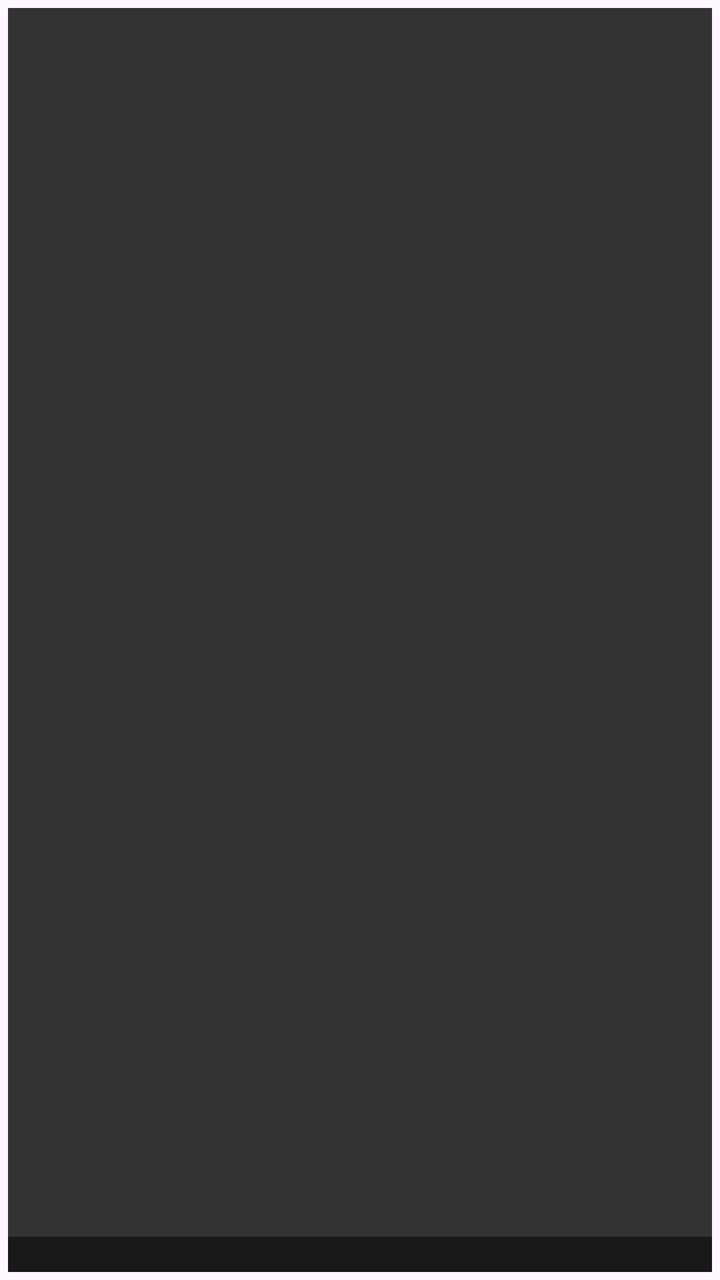
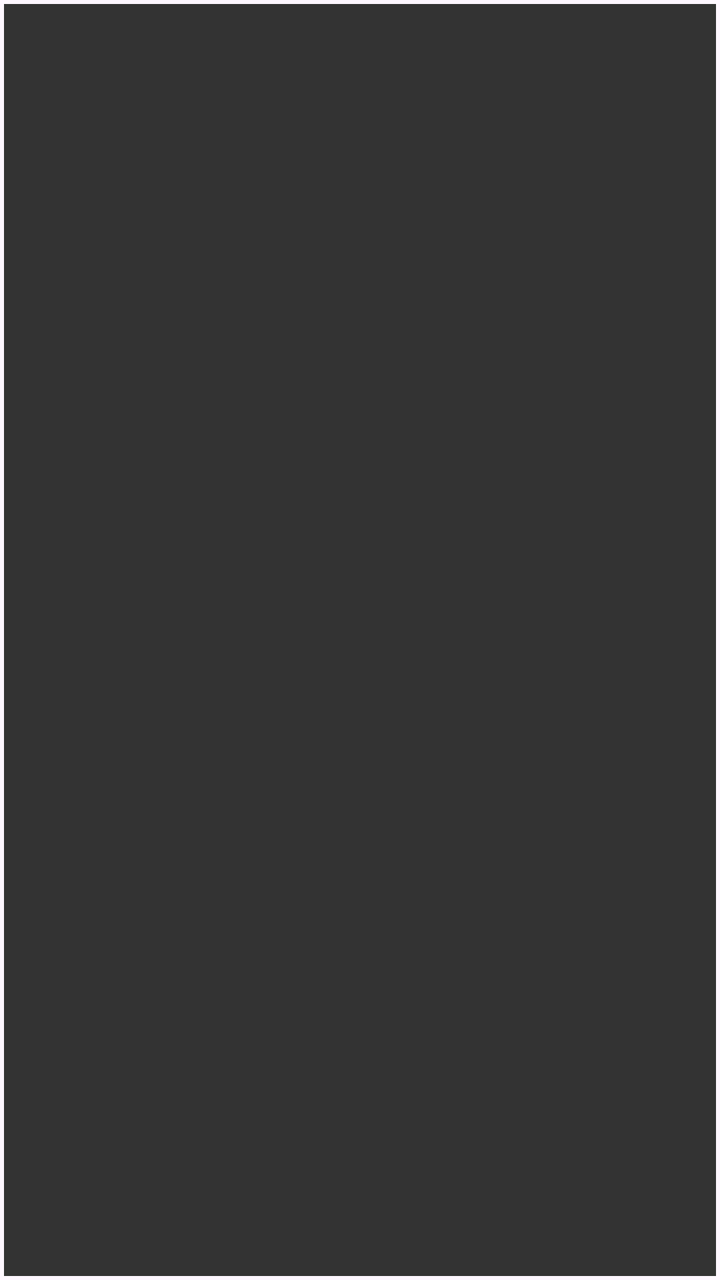

Before-and-after screenshots of an Android layout around one commit, followed by the original layout XML and the change that was made.
<!-- AndroidManifest.xml: application theme Theme.MediaKeyboard -->
<!-- res/layout/item_media.xml -->
<?xml version="1.0" encoding="utf-8"?>
<FrameLayout xmlns:android="http://schemas.android.com/apk/res/android"
    android:layout_width="match_parent"
    android:layout_height="80dp"
    android:padding="4dp">

    <ImageView
        android:id="@+id/thumb"
        android:layout_width="match_parent"
        android:layout_height="match_parent"
        android:scaleType="centerCrop"
        android:background="#FF333333"
        android:contentDescription="@null" />

    <TextView
        android:id="@+id/title"
        android:layout_width="match_parent"
        android:layout_height="wrap_content"
        android:layout_gravity="bottom"
        android:background="#80000000"
        android:padding="2dp"
        android:textColor="#FFFFFFFF"
        android:textSize="10sp"
        android:maxLines="1"
        android:ellipsize="end" />
</FrameLayout>
<!-- resources referenced by this layout -->
<resources>
  <style name="Theme.MediaKeyboard" parent="Base.Theme.MediaKeyboard" />
  <style name="Base.Theme.MediaKeyboard" parent="Theme.Material3.DayNight.NoActionBar">
          
          
      </style>
</resources>

<!-- the commit's change to res/layout/item_media.xml (unified diff, before → after) -->
@@ -1,8 +1,8 @@
 <?xml version="1.0" encoding="utf-8"?>
 <FrameLayout xmlns:android="http://schemas.android.com/apk/res/android"
-    android:layout_width="match_parent"
-    android:layout_height="80dp"
-    android:padding="4dp">
+    android:layout_width="wrap_content"
+    android:layout_height="wrap_content"
+    android:padding="2dp"> 
 
     <ImageView
         android:id="@+id/thumb"
@@ -11,16 +11,4 @@
         android:scaleType="centerCrop"
         android:background="#FF333333"
         android:contentDescription="@null" />
-
-    <TextView
-        android:id="@+id/title"
-        android:layout_width="match_parent"
-        android:layout_height="wrap_content"
-        android:layout_gravity="bottom"
-        android:background="#80000000"
-        android:padding="2dp"
-        android:textColor="#FFFFFFFF"
-        android:textSize="10sp"
-        android:maxLines="1"
-        android:ellipsize="end" />
 </FrameLayout>
